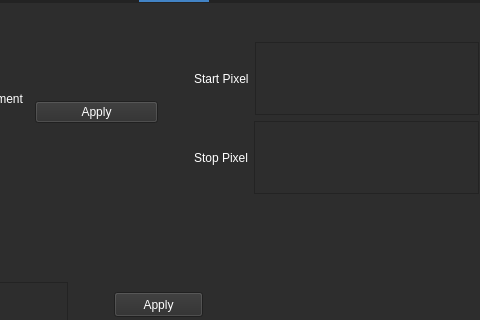
This is ui_main.ui in McNut55555/field_kit as Qt 5 draws it before an edit; both pictures show x 326 to 806 and y 0 to 320 of the 1000 by 500 pixel window. The edited form follows.
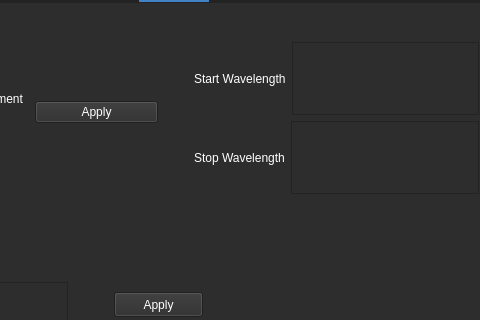
This is the edited form. Custom widgets are drawn as their Qt base class.

What changed in the file:
```diff
--- a/ui_main.ui
+++ b/ui_main.ui
@@ -826,7 +826,7 @@
                     <string notr="true">color: #FFF;</string>
                    </property>
                    <property name="text">
-                    <string>Start Pixel</string>
+                    <string>Start Wavelength</string>
                    </property>
                   </widget>
                  </item>
@@ -857,7 +857,7 @@
                     <string notr="true">color: #FFF;</string>
                    </property>
                    <property name="text">
-                    <string>Stop Pixel</string>
+                    <string>Stop Wavelength</string>
                    </property>
                   </widget>
                  </item>
```
